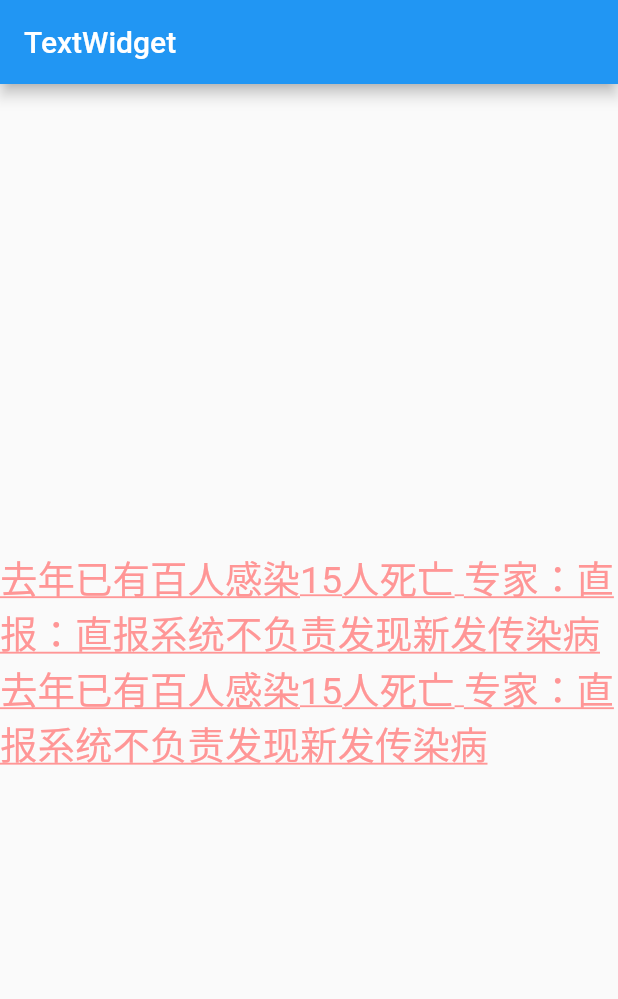
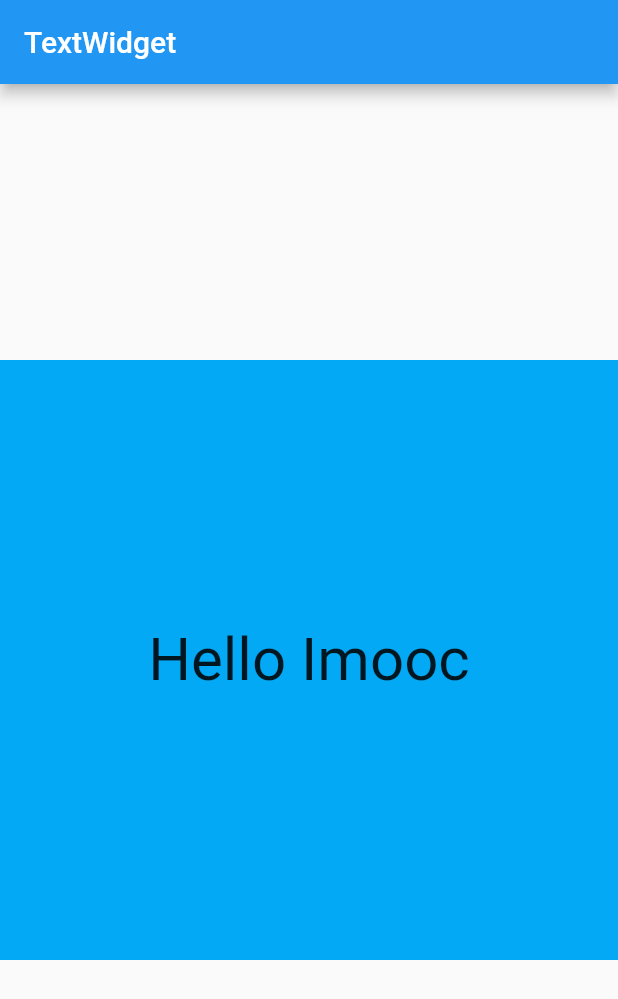
Before and after one commit to kunoka/demo001, a Flutter app: the screen it shows after launch, on a phone screen of 412 x 824 dp. Shown: the top 999 px of the screen. Run offline on Flutter 3.47's test engine with Material 2 defaults, Android fonts, the phone set to English and light mode, and no system bars.

Commit message:
3-2 ContainerWidget容器组件讲解-1

```diff
--- a/lib/main.dart
+++ b/lib/main.dart
@@ -2,29 +2,25 @@ import 'package:flutter/material.dart';
 
 void main() => runApp(MyApp());
 
-class MyApp extends StatelessWidget{
+class MyApp extends StatelessWidget {
   @override
-  Widget build(BuildContext context){
+  Widget build(BuildContext context) {
     return MaterialApp(
-      title: 'TextWidget',
-      home: Scaffold(
-        appBar: AppBar(
-          title: Text('TextWidget'),
-          ), // AppBar
-          body: Center(
-            child: Text(
-              '去年已有百人感染15人死亡 专家：直报：直报系统不负责发现新发传染病去年已有百人感染15人死亡 专家：直报系统不负责发现新发传染病',
-              textAlign: TextAlign.left,
-              style: TextStyle(
-                fontSize: 25.0,
-                color: Color.fromARGB(255, 255, 150, 150),
-                decoration: TextDecoration.underline,
-                decorationStyle: TextDecorationStyle.solid
-                ),
-
+        title: 'TextWidget',
+        home: Scaffold(
+            appBar: AppBar(
+              title: Text('TextWidget'),
+            ),
+            body: Center(
+                child: Container(
+              child: new Text(
+                'Hello Imooc',
+                style: TextStyle(fontSize: 40.0),
               ),
-          ) // Center
-      ) // Scaffold
-    );  // MaterialApp
+              alignment: Alignment.center,
+              width: 500.0,
+              height: 400.0,
+              color: Colors.lightBlue
+            ))));
   }
 }
```
